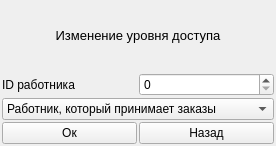
The window that code/form_for_change_access.ui (Alex-Sidorov/SEFOLL) describes before a commit, drawn with Qt 5.
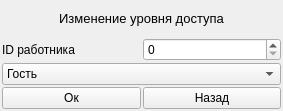
The same window after the commit.

```diff
--- a/code/form_for_change_access.ui
+++ b/code/form_for_change_access.ui
@@ -6,8 +6,8 @@
    <rect>
     <x>0</x>
     <y>0</y>
-    <width>276</width>
-    <height>146</height>
+    <width>283</width>
+    <height>111</height>
    </rect>
   </property>
   <property name="windowTitle">
@@ -66,6 +66,16 @@
      <property name="enabled">
       <bool>true</bool>
      </property>
+     <item>
+      <property name="text">
+       <string>Гость</string>
+      </property>
+     </item>
+     <item>
+      <property name="text">
+       <string>Руководитель</string>
+      </property>
+     </item>
      <item>
       <property name="text">
        <string>Работник, который принимает заказы</string>
```
Left out of the diff: 16 changed lines with no effect on the pictures.
